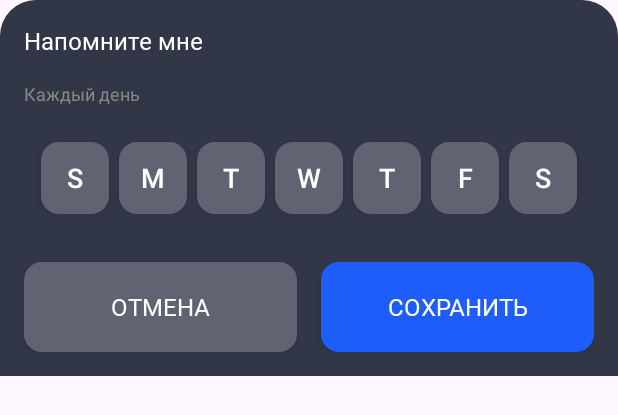
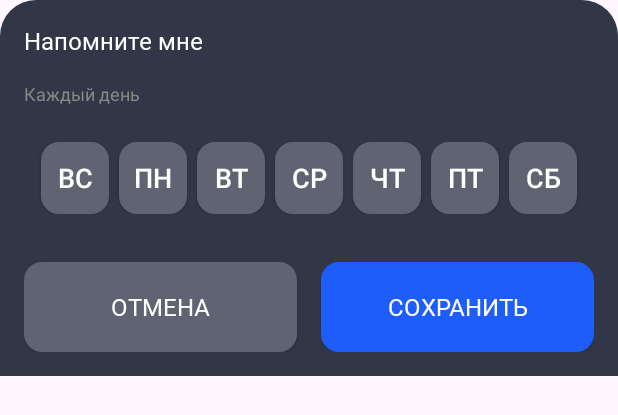
Before and after one commit to Vladi1989/HabitApp, an Android app: the layout bottom_sheet_day_layout.xml on its own in the app's theme, with its tools: preview values and no code run, on a phone screen of 412 x 824 dp. Shown: the top 415 px of the screen. Run offline under Robolectric (Android 15) with nearby library versions, the phone set to English and light mode, and no system bars.

Commit message:
теперь точно весь тест в ресурсах

```diff
--- a/app/src/main/res/layout/bottom_sheet_day_layout.xml
+++ b/app/src/main/res/layout/bottom_sheet_day_layout.xml
@@ -43,7 +43,7 @@
             android:layout_marginStart="3dp"
             android:layout_marginEnd="3dp"
             android:background="@drawable/button_shape_graffit_light_r12"
-            android:text="S"
+            android:text="@string/sunday_1"
             android:textSize="18sp"
             android:textColor="@android:color/white" />
 
@@ -56,7 +56,7 @@
             android:layout_marginStart="3dp"
             android:layout_marginEnd="3dp"
             android:background="@drawable/button_shape_graffit_light_r12"
-            android:text="M"
+            android:text="@string/monday_1"
             android:textSize="18sp"
             android:textColor="@android:color/white" />
 
@@ -70,7 +70,7 @@
             android:layout_marginEnd="3dp"
             android:background="@drawable/button_shape_graffit_light_r12"
 
-            android:text="T"
+            android:text="@string/tuesday_1"
             android:textSize="18sp"
             android:textColor="@android:color/white" />
 
@@ -84,7 +84,7 @@
             android:layout_marginEnd="3dp"
             android:background="@drawable/button_shape_graffit_light_r12"
 
-            android:text="W"
+            android:text="@string/wednesday_1"
             android:textSize="18sp"
             android:textColor="@android:color/white" />
 
@@ -98,7 +98,7 @@
             android:layout_marginEnd="3dp"
             android:background="@drawable/button_shape_graffit_light_r12"
 
-            android:text="T"
+            android:text="@string/thursday_1"
             android:textSize="18sp"
             android:textColor="@android:color/white" />
 
@@ -112,7 +112,7 @@
             android:layout_marginEnd="3dp"
             android:background="@drawable/button_shape_graffit_light_r12"
 
-            android:text="F"
+            android:text="@string/friday_1"
             android:textSize="18sp"
             android:textColor="@android:color/white" />
 
@@ -126,7 +126,7 @@
             android:layout_marginEnd="3dp"
             android:background="@drawable/button_shape_graffit_light_r12"
 
-            android:text="S"
+            android:text="@string/saturday_1"
             android:textSize="18sp"
             android:textColor="@android:color/white" />
     </LinearLayout>
```
